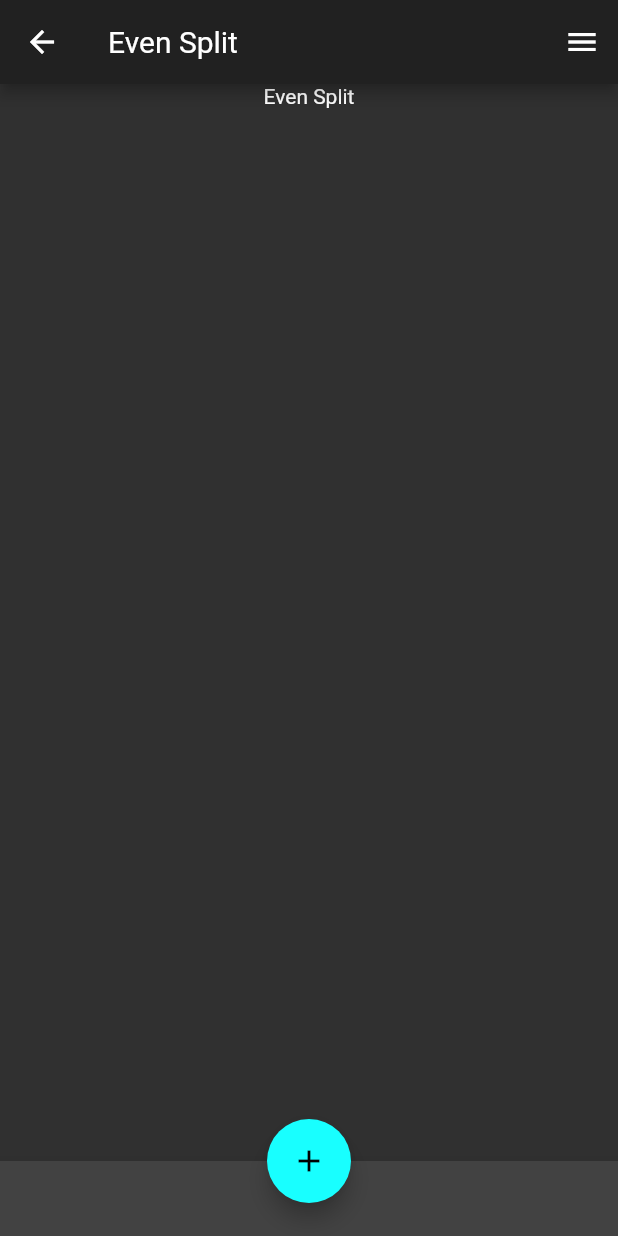
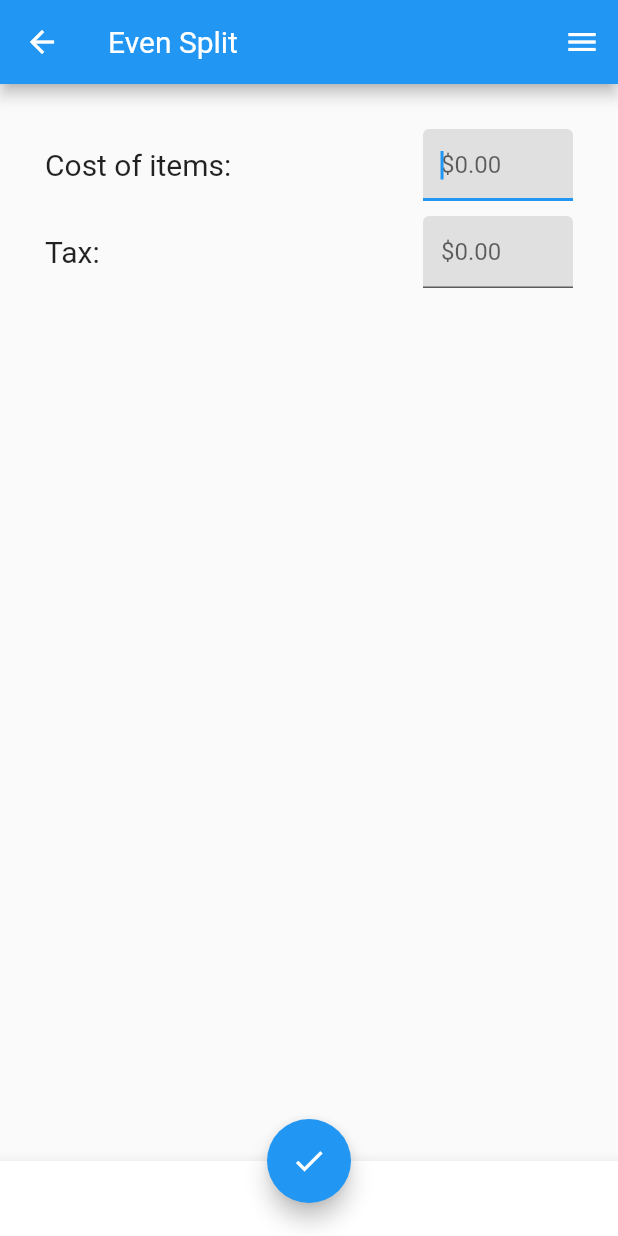
Before and after one commit to wizeone/splitter, a Flutter app: the screen it shows after launch, after a tap on "Even Split", on a phone screen of 412 x 824 dp. Run offline on Flutter 3.47's test engine with Material 2 defaults, Android fonts, the phone set to English and light mode, and no system bars.

Commit message:
Added input rows to be used within the even split page for now.

```diff
--- a/lib/main.dart
+++ b/lib/main.dart
@@ -11,10 +11,7 @@ class Splitter extends StatelessWidget {
     return new MaterialApp(
       title: 'Splitter',
       theme: new ThemeData(
-        accentColor: Colors.cyanAccent,
-        brightness: Brightness.dark,
         fontFamily: 'Roboto',
-        primarySwatch: Colors.cyan,
       ),
       home: new HomePage(title: 'Splitter'),
     );
--- a/lib/pages/even_split_page.dart
+++ b/lib/pages/even_split_page.dart
@@ -1,4 +1,6 @@
 import 'package:flutter/material.dart';
+
+import '../ui/input_row.dart';
 
 class EventSplitPage extends StatefulWidget {
   EventSplitPage({Key key}) : super(key: key);
@@ -23,10 +25,12 @@ class _EventSplitPage extends State<EventSplitPage> {
           ),
         ],
       ),
-      body: new Center(
-        child:  new Column(
+      body: new Container(
+        padding: const EdgeInsets.all(30.0),
+        child: new Column(
           children: <Widget>[
-            new Text('Even Split'),
+            new InputRow('Cost of items', '\$0.00'),
+            new InputRow('Tax', '\$0.00'),
           ],
         ),
       ),
@@ -35,8 +39,8 @@ class _EventSplitPage extends State<EventSplitPage> {
       ),
       floatingActionButton: FloatingActionButton(
         onPressed: () {},
-        tooltip: 'New check',
-        child: Icon(Icons.add),
+        tooltip: 'Calculate',
+        child: Icon(Icons.check),
       ),
       floatingActionButtonLocation: FloatingActionButtonLocation.centerDocked,
     );
--- a/lib/pages/home_page.dart
+++ b/lib/pages/home_page.dart
@@ -23,7 +23,6 @@ class _HomePageState extends State<HomePage> {
                 EventSplitPage(key: widget.key)
         )
     );
-    return;
   }
 
   void _routeToSplitByPersonPage() {
@@ -34,7 +33,6 @@ class _HomePageState extends State<HomePage> {
                 SplitByPersonPage(key: widget.key)
         )
     );
-    return;
   }
 
   @override
--- a/lib/pages/split_by_person_page.dart
+++ b/lib/pages/split_by_person_page.dart
@@ -3,7 +3,7 @@ import 'package:flutter/material.dart';
 class SplitByPersonPage extends StatefulWidget {
   SplitByPersonPage({Key key}) : super(key: key);
 
-  final String title = "Even Split";
+  final String title = "Split by person";
 
   @override
   _SplitByPersonPage createState() => new _SplitByPersonPage();
--- /dev/null
+++ b/lib/ui/input_row.dart
@@ -0,0 +1,44 @@
+import 'package:flutter/material.dart';
+
+class InputRow extends StatelessWidget {
+  final String descriptionText;
+  final String inputFieldHint;
+
+  final inputField = new Container();
+
+  InputRow(this.descriptionText, this.inputFieldHint);
+
+  @override
+  Widget build(BuildContext context) {
+    return new Container(
+      padding: EdgeInsets.only(bottom: 10.0),
+      child: new Row(
+        mainAxisAlignment: MainAxisAlignment.end,
+        children: <Widget>[
+          new Expanded(
+            child: new Text(
+              descriptionText + ': ',
+              style: TextStyle(
+                fontSize: 20.0,
+              ),
+            ),
+          ),
+          new Container(
+            width: 100.0,
+            child: new TextField(
+              autofocus: true,
+              controller: new TextEditingController(),
+              decoration: new InputDecoration(
+                hintText: inputFieldHint,
+                filled: true,
+                fillColor: Colors.grey[300],
+              ),
+              keyboardType: new TextInputType.numberWithOptions(),
+              onChanged: (String x) {},
+            ),
+          ),
+        ],
+      ),
+    );
+  }
+}
--- a/lib/ui/option_button.dart
+++ b/lib/ui/option_button.dart
@@ -1,8 +1,8 @@
 import 'package:flutter/material.dart';
 
 class OptionButton extends StatelessWidget {
-  String text;
-  VoidCallback onPress;
+  final String text;
+  final VoidCallback onPress;
 
   OptionButton(this.text, this.onPress);
 
```
